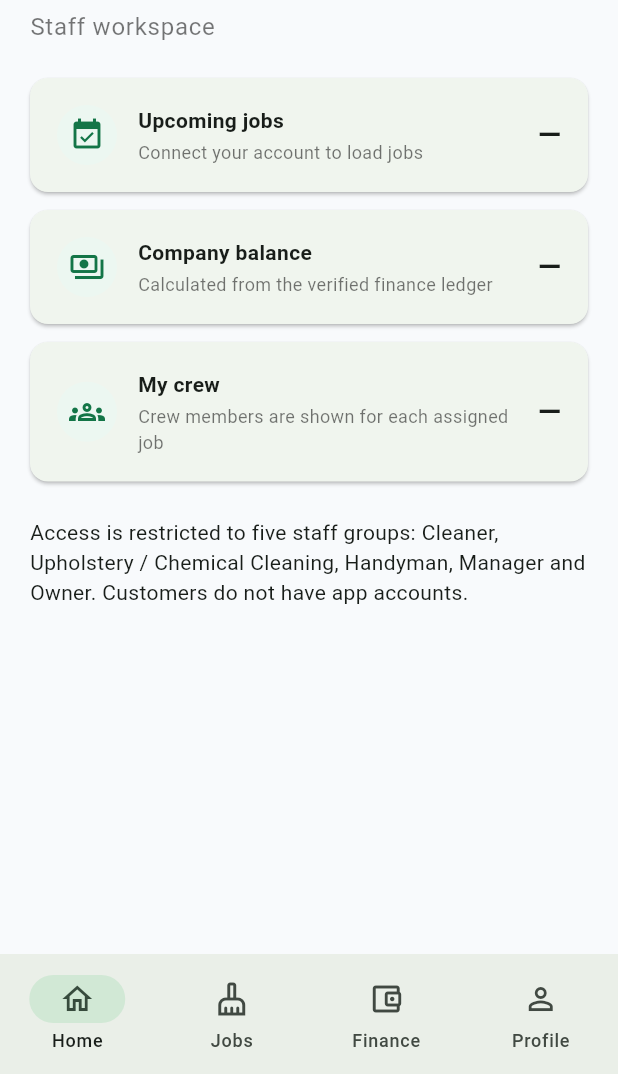
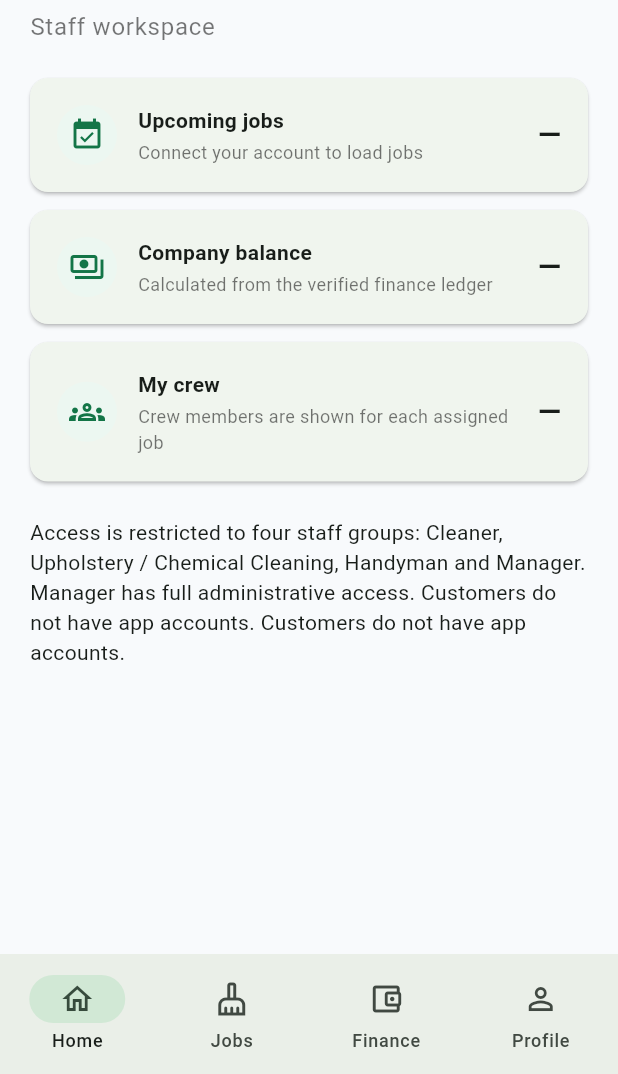
Before and after one commit to onecallcleaninghandyman-oss/One-Call---website, a Flutter app: the screen it shows after launch, on a phone screen of 412 x 824 dp, the part 162-1236 px from its top. Run offline on Flutter 3.47's test engine with Material 3 defaults, Android fonts, the phone set to English and light mode, and no system bars.

Commit message:
Remove owner role from staff app

```diff
--- a/mobile-app/lib/main.dart
+++ b/mobile-app/lib/main.dart
@@ -1,6 +1,6 @@
 import 'package:flutter/material.dart';
 
-enum StaffRole { cleaner, upholsteryCleaner, handyman, manager, owner }
+enum StaffRole { cleaner, upholsteryCleaner, handyman, manager }
 
 extension StaffRoleLabel on StaffRole {
   String get label => switch (this) {
@@ -8,7 +8,6 @@ extension StaffRoleLabel on StaffRole {
     StaffRole.upholsteryCleaner => 'Upholstery / Chemical Cleaning',
     StaffRole.handyman => 'Handyman',
     StaffRole.manager => 'Manager',
-    StaffRole.owner => 'Owner',
   };
 }
 
@@ -17,7 +16,6 @@ const appAccessGroups = <StaffRole>[
   StaffRole.upholsteryCleaner,
   StaffRole.handyman,
   StaffRole.manager,
-  StaffRole.owner,
 ];
 
 void main() => runApp(const OneCallApp());
@@ -106,7 +104,7 @@ class _DashboardPage extends StatelessWidget {
         const _SummaryCard(icon: Icons.payments_outlined, title: 'Company balance', value: '—', caption: 'Calculated from the verified finance ledger'),
         const _SummaryCard(icon: Icons.groups_outlined, title: 'My crew', value: '—', caption: 'Crew members are shown for each assigned job'),
         const SizedBox(height: 12),
-        const Text('Access is restricted to five staff groups: Cleaner, Upholstery / Chemical Cleaning, Handyman, Manager and Owner. Customers do not have app accounts.'),
+        const Text('Access is restricted to four staff groups: Cleaner, Upholstery / Chemical Cleaning, Handyman and Manager. Manager has full administrative access. Customers do not have app accounts. Customers do not have app accounts.'),
       ],
     );
   }
```
